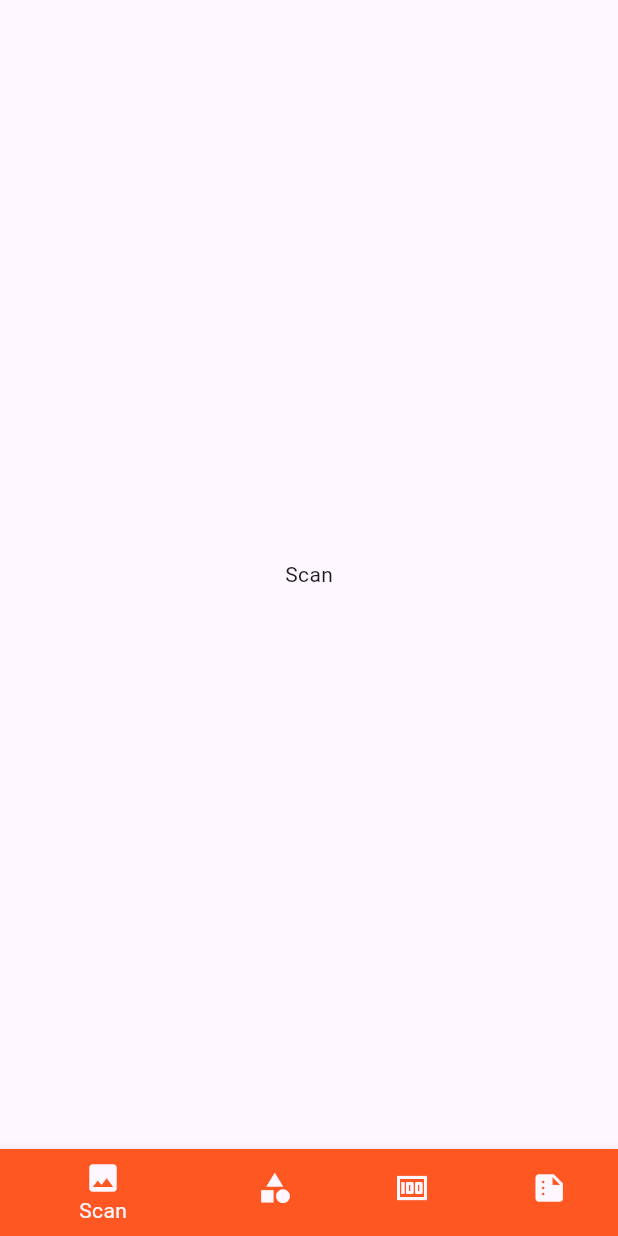
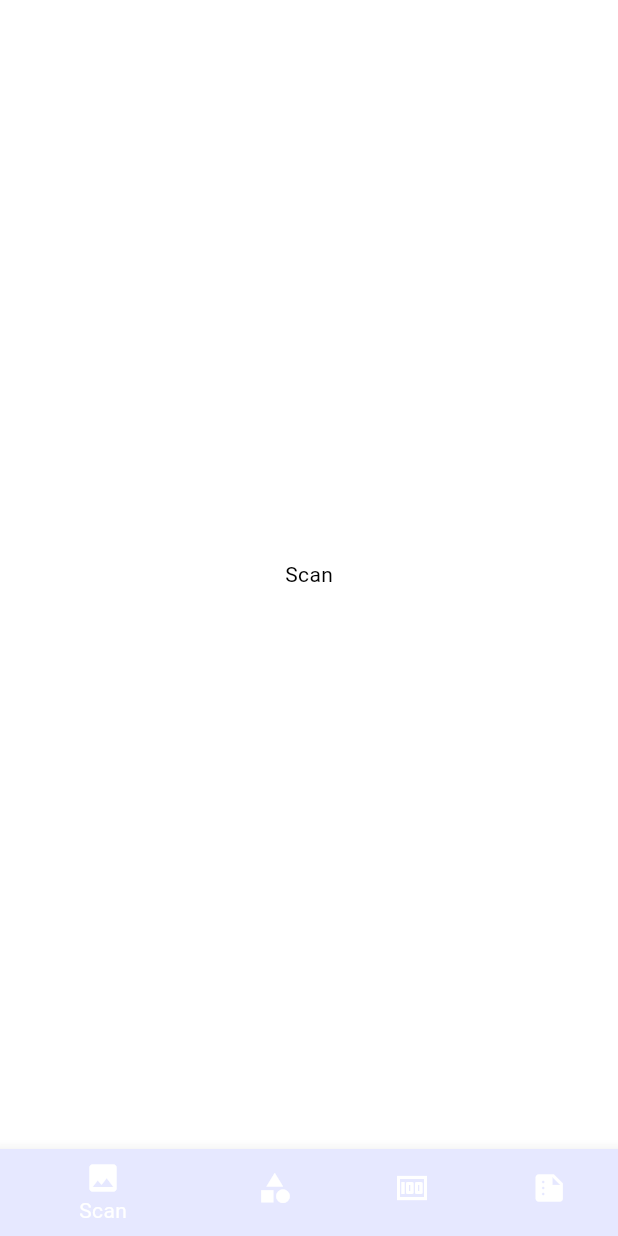
Before and after one commit to szysz3/expense_flow, a Flutter app: the screen it shows after launch, on a phone screen of 412 x 824 dp. Run offline on Flutter 3.47's test engine with Material 3 defaults, Android fonts, the phone set to English and light mode, and no system bars; our stand-ins replace flutter_bloc.

Commit message:
Add base app theme

```diff
--- a/expense_flow_mobile/lib/main.dart
+++ b/expense_flow_mobile/lib/main.dart
@@ -1,5 +1,6 @@
 import 'package:flutter/material.dart';
 import 'package:presentation/screen/main/main_screen.dart';
+import 'package:presentation/theme/expense_flow_theme.dart';
 
 void main() async {
   WidgetsFlutterBinding.ensureInitialized();
@@ -13,6 +14,9 @@ class ExpenseFlowApp extends StatelessWidget {
   Widget build(BuildContext context) {
     return MaterialApp(
       title: 'Expense Flow',
+      theme: ExpenseFlowTheme.lightTheme,
+      darkTheme: ExpenseFlowTheme.darkTheme,
+      themeMode: ThemeMode.system,
       home: MainScreen(),
     );
   }
--- a/expense_flow_mobile/packages/presentation/lib/navigation/widget/bottom_navigation.dart
+++ b/expense_flow_mobile/packages/presentation/lib/navigation/widget/bottom_navigation.dart
@@ -3,12 +3,15 @@ import 'package:flutter_bloc/flutter_bloc.dart';
 import 'package:presentation/navigation/bloc/navigation_bloc.dart';
 import 'package:presentation/navigation/bloc/navigation_event.dart';
 import 'package:presentation/navigation/bloc/navigation_state.dart';
+import 'package:presentation/theme/expense_flow_color_scheme.dart';
 
 class BottomNavigation extends StatelessWidget {
   const BottomNavigation({super.key});
 
   @override
   Widget build(BuildContext context) {
+    final colorScheme = Theme.of(context).colorScheme;
+
     return BlocBuilder<NavigationBloc, NavigationState>(
       builder: (context, state) {
         return BottomNavigationBar(
@@ -16,25 +19,25 @@ class BottomNavigation extends StatelessWidget {
           onTap: (index) {
             context.read<NavigationBloc>().add(NavigateToIndex(index));
           },
-          items: const [
+          items: [
             BottomNavigationBarItem(
-              icon: Icon(Icons.photo),
-              backgroundColor: Colors.deepOrange,
+              icon: const Icon(Icons.photo),
+              backgroundColor: colorScheme.accentDelicate,
               label: 'Scan',
             ),
             BottomNavigationBarItem(
               icon: Icon(Icons.category),
-              backgroundColor: Colors.blueGrey,
+              backgroundColor: colorScheme.accentMild,
               label: 'Categories',
             ),
             BottomNavigationBarItem(
               icon: Icon(Icons.money),
-              backgroundColor: Colors.amber,
+              backgroundColor: colorScheme.accentNormal,
               label: 'Orders',
             ),
             BottomNavigationBarItem(
               icon: Icon(Icons.summarize),
-              backgroundColor: Colors.indigo,
+              backgroundColor: colorScheme.accentIntense,
               label: 'Summary',
             ),
           ],
--- a/expense_flow_mobile/packages/presentation/lib/presentation.dart
+++ b/expense_flow_mobile/packages/presentation/lib/presentation.dart
@@ -1 +1,3 @@
 library;
+
+export 'theme/expense_flow_theme.dart';
--- /dev/null
+++ b/expense_flow_mobile/packages/presentation/lib/theme/expense_flow_color_scheme.dart
@@ -0,0 +1,20 @@
+import 'package:flutter/material.dart';
+import 'package:presentation/theme/expense_flow_colors.dart';
+
+extension CustomColorScheme on ColorScheme {
+  Color get accentDelicate => brightness == Brightness.light
+      ? ExpenseFlowColors.lightAccentDelicate
+      : ExpenseFlowColors.darkAccentDelicate;
+
+  Color get accentMild => brightness == Brightness.light
+      ? ExpenseFlowColors.lightAccentMild
+      : ExpenseFlowColors.darkAccentMild;
+
+  Color get accentNormal => brightness == Brightness.light
+      ? ExpenseFlowColors.lightAccentNormal
+      : ExpenseFlowColors.darkAccentNormal;
+
+  Color get accentIntense => brightness == Brightness.light
+      ? ExpenseFlowColors.lightAccentIntense
+      : ExpenseFlowColors.darkAccentIntense;
+}
--- /dev/null
+++ b/expense_flow_mobile/packages/presentation/lib/theme/expense_flow_colors.dart
@@ -0,0 +1,35 @@
+import 'package:flutter/material.dart';
+
+class ExpenseFlowColors {
+  // Light Theme Colors
+  static const lightPrimary = Color(0xFF5B63B7); // Purple-blue
+  static const lightOnPrimary = Colors.white;
+  static const lightSecondary = Color(0xFF72B5A4); // Mint green
+  static const lightOnSecondary = Colors.white;
+  static const lightAccent = Color(0xFFFF6B6B); // Coral
+  static const lightBackground = Color(0xFFF8F9FC); // Off-white
+  static const lightSurface = Color(0xFFFFFFFF); // Pure white
+  static const lightError = Color(0xFFDC3545); // Red
+
+  // Light Accent Colors
+  static const lightAccentDelicate = Color(0xFFE6E8FF);
+  static const lightAccentMild = Color(0xFFB3B7FF);
+  static const lightAccentNormal = Color(0xFF5B63B7);
+  static const lightAccentIntense = Color(0xFF3B4190);
+
+  // Dark Theme Colors
+  static const darkPrimary = Color(0xFF8E94D9); // Lighter purple-blue
+  static const darkOnPrimary = Color(0xFF1A1B35); // Deep blue-grey
+  static const darkSecondary = Color(0xFF9ED3C6); // Lighter mint
+  static const darkOnSecondary = Color(0xFF1F332E); // Deep green-grey
+  static const darkAccent = Color(0xFFFF8585); // Lighter coral
+  static const darkBackground = Color(0xFF121212); // Material dark
+  static const darkSurface = Color(0xFF1E1E1E); // Slightly lighter dark
+  static const darkError = Color(0xFFE55C6C); // Light red
+
+  // Dark Accent Colors
+  static const darkAccentDelicate = Color(0xFF2A2D4A);
+  static const darkAccentMild = Color(0xFF4A4F8C);
+  static const darkAccentNormal = Color(0xFF8E94D9);
+  static const darkAccentIntense = Color(0xFFADB2E6);
+}
--- /dev/null
+++ b/expense_flow_mobile/packages/presentation/lib/theme/expense_flow_theme.dart
@@ -0,0 +1,38 @@
+import 'package:flutter/material.dart';
+import 'package:presentation/theme/expense_flow_colors.dart';
+
+class ExpenseFlowTheme {
+  static final lightColorScheme = ColorScheme(
+    brightness: Brightness.light,
+    primary: ExpenseFlowColors.lightPrimary,
+    onPrimary: ExpenseFlowColors.lightOnPrimary,
+    secondary: ExpenseFlowColors.lightSecondary,
+    onSecondary: ExpenseFlowColors.lightOnSecondary,
+    error: ExpenseFlowColors.lightError,
+    onError: Colors.white,
+    surface: ExpenseFlowColors.lightSurface,
+    onSurface: Colors.black,
+  );
+
+  static final darkColorScheme = ColorScheme(
+    brightness: Brightness.dark,
+    primary: ExpenseFlowColors.darkPrimary,
+    onPrimary: ExpenseFlowColors.darkOnPrimary,
+    secondary: ExpenseFlowColors.darkSecondary,
+    onSecondary: ExpenseFlowColors.darkOnSecondary,
+    error: ExpenseFlowColors.darkError,
+    onError: Colors.white,
+    surface: ExpenseFlowColors.darkSurface,
+    onSurface: Colors.white,
+  );
+
+  static final lightTheme = ThemeData(
+    useMaterial3: true,
+    colorScheme: lightColorScheme,
+  );
+
+  static final darkTheme = ThemeData(
+    useMaterial3: true,
+    colorScheme: darkColorScheme,
+  );
+}
```
